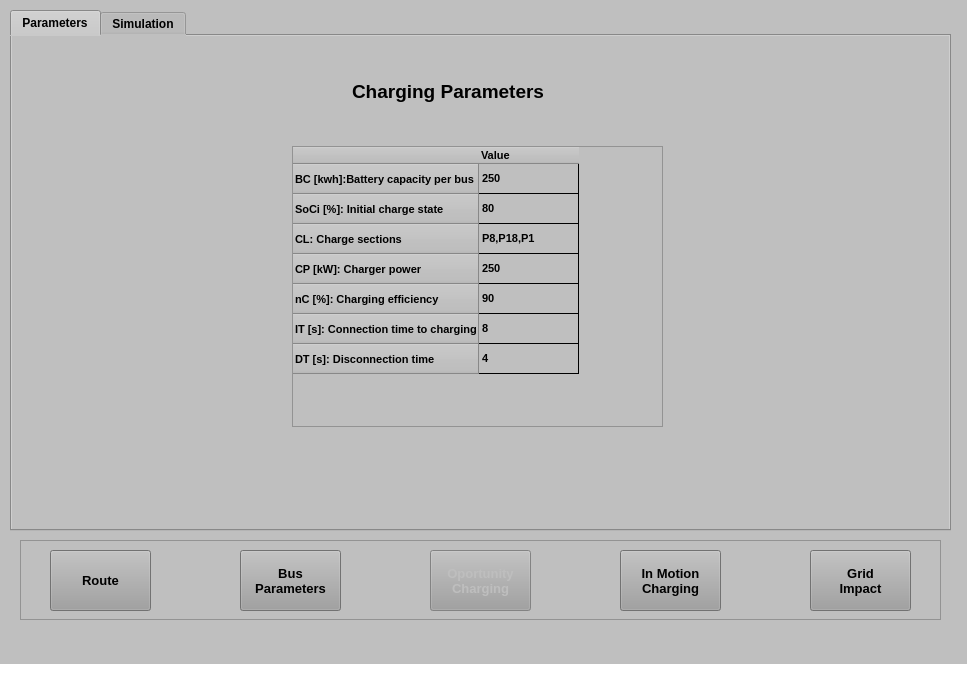
Before: the Qt Designer form UI/InterfaceOportunity.ui in Potter-Gryffindor/Proyecto-Final, drawn with Qt 5.
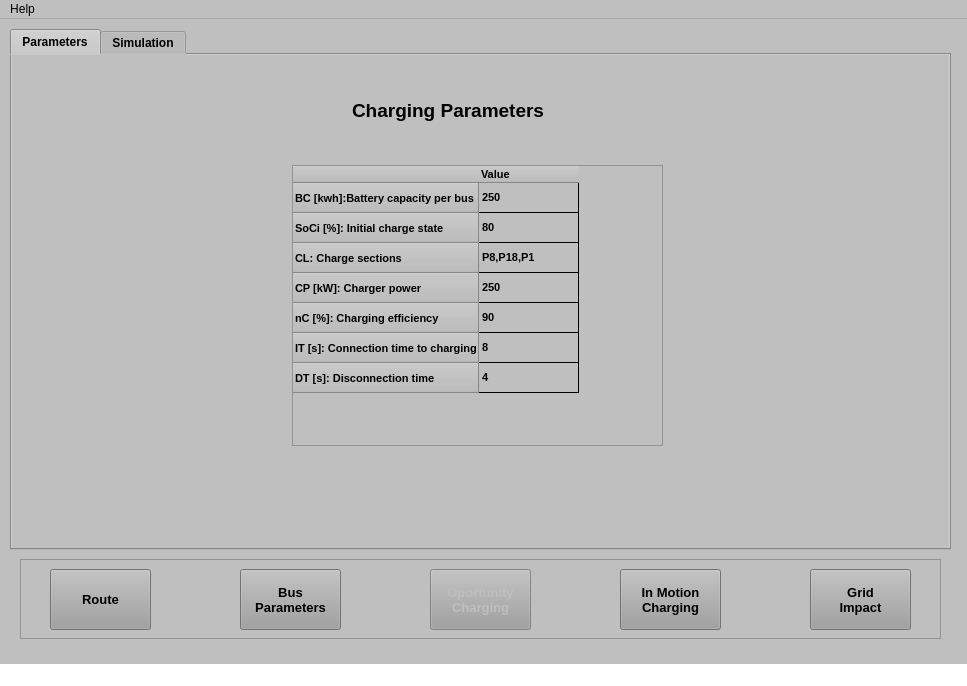
After: the same form once the commit is applied. Icons and pictures are not drawn.

```diff
--- a/UI/InterfaceOportunity.ui
+++ b/UI/InterfaceOportunity.ui
@@ -1171,6 +1171,14 @@
      <height>26</height>
     </rect>
    </property>
+   <widget class="QMenu" name="menuHelp">
+    <property name="title">
+     <string>Help</string>
+    </property>
+    <addaction name="actionUser_Manual"/>
+    <addaction name="actionAbout"/>
+   </widget>
+   <addaction name="menuHelp"/>
   </widget>
   <widget class="QStatusBar" name="statusbar">
    <property name="styleSheet">
```
Left out of the diff: 16 changed lines with no effect on the pictures.
